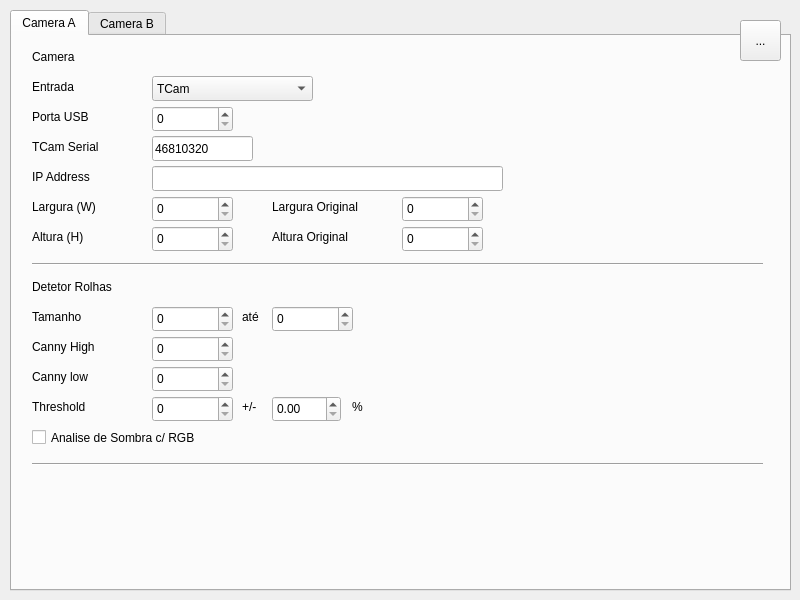
Above: source/mainwindow.ui from tentone/cork before the change. Below: the same form after it.
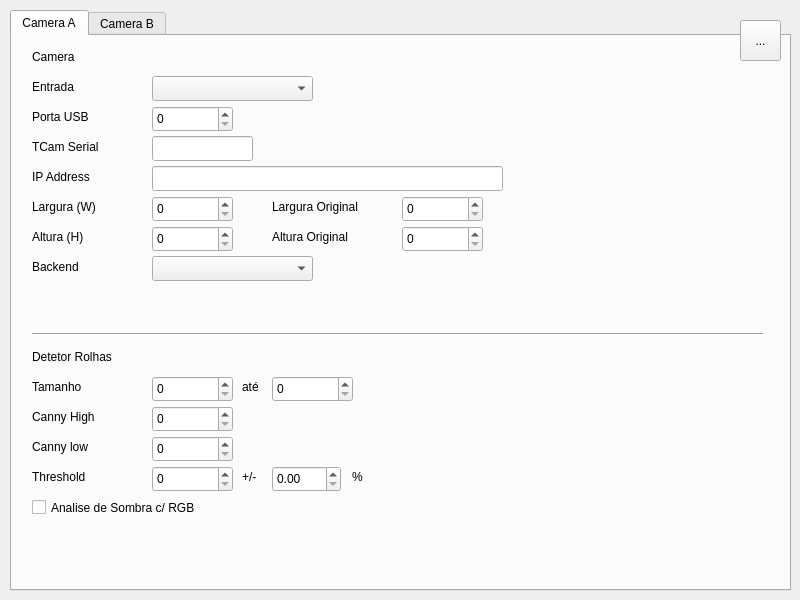
That is the form after the change.

Commit message: Fill settings gui

```diff
--- a/source/mainwindow.ui
+++ b/source/mainwindow.ui
@@ -93,28 +93,8 @@
         </rect>
        </property>
        <property name="currentIndex">
-        <number>3</number>
+        <number>-1</number>
        </property>
-       <item>
-        <property name="text">
-         <string>File</string>
-        </property>
-       </item>
-       <item>
-        <property name="text">
-         <string>USB</string>
-        </property>
-       </item>
-       <item>
-        <property name="text">
-         <string>IP</string>
-        </property>
-       </item>
-       <item>
-        <property name="text">
-         <string>TCam</string>
-        </property>
-       </item>
       </widget>
       <widget class="QLabel" name="tab_a_label_usb">
        <property name="geometry">
@@ -162,7 +142,7 @@
         </rect>
        </property>
        <property name="text">
-        <string>46810320</string>
+        <string/>
        </property>
       </widget>
       <widget class="QLineEdit" name="tab_a_ip">
@@ -241,7 +221,7 @@
        <property name="geometry">
         <rect>
          <x>20</x>
-         <y>220</y>
+         <y>290</y>
          <width>731</width>
          <height>16</height>
         </rect>
@@ -254,7 +234,7 @@
        <property name="geometry">
         <rect>
          <x>20</x>
-         <y>270</y>
+         <y>340</y>
          <width>121</width>
          <height>21</height>
         </rect>
@@ -267,7 +247,7 @@
        <property name="geometry">
         <rect>
          <x>140</x>
-         <y>270</y>
+         <y>340</y>
          <width>81</width>
          <height>26</height>
         </rect>
@@ -277,7 +257,7 @@
        <property name="geometry">
         <rect>
          <x>260</x>
-         <y>270</y>
+         <y>340</y>
          <width>81</width>
          <height>26</height>
         </rect>
@@ -287,7 +267,7 @@
        <property name="geometry">
         <rect>
          <x>230</x>
-         <y>270</y>
+         <y>340</y>
          <width>21</width>
          <height>21</height>
         </rect>
@@ -300,7 +280,7 @@
        <property name="geometry">
         <rect>
          <x>20</x>
-         <y>300</y>
+         <y>370</y>
          <width>121</width>
          <height>21</height>
         </rect>
@@ -313,7 +293,7 @@
        <property name="geometry">
         <rect>
          <x>140</x>
-         <y>300</y>
+         <y>370</y>
          <width>81</width>
          <height>26</height>
         </rect>
@@ -336,7 +316,7 @@
        <property name="geometry">
         <rect>
          <x>20</x>
-         <y>240</y>
+         <y>310</y>
          <width>141</width>
          <height>21</height>
         </rect>
@@ -349,7 +329,7 @@
        <property name="geometry">
         <rect>
          <x>140</x>
-         <y>330</y>
+         <y>400</y>
          <width>81</width>
          <height>26</height>
         </rect>
@@ -359,7 +339,7 @@
        <property name="geometry">
         <rect>
          <x>20</x>
-         <y>330</y>
+         <y>400</y>
          <width>121</width>
          <height>21</height>
         </rect>
@@ -398,7 +378,7 @@
        <property name="geometry">
         <rect>
          <x>20</x>
-         <y>360</y>
+         <y>430</y>
          <width>121</width>
          <height>21</height>
         </rect>
@@ -411,7 +391,7 @@
        <property name="geometry">
         <rect>
          <x>140</x>
-         <y>360</y>
+         <y>430</y>
          <width>81</width>
          <height>26</height>
         </rect>
@@ -421,7 +401,7 @@
        <property name="geometry">
         <rect>
          <x>230</x>
-         <y>360</y>
+         <y>430</y>
          <width>21</width>
          <height>21</height>
         </rect>
@@ -434,7 +414,7 @@
        <property name="geometry">
         <rect>
          <x>260</x>
-         <y>360</y>
+         <y>430</y>
          <width>69</width>
          <height>26</height>
         </rect>
@@ -444,7 +424,7 @@
        <property name="geometry">
         <rect>
          <x>340</x>
-         <y>360</y>
+         <y>430</y>
          <width>21</width>
          <height>21</height>
         </rect>
@@ -477,7 +457,7 @@
        <property name="geometry">
         <rect>
          <x>20</x>
-         <y>390</y>
+         <y>460</y>
          <width>261</width>
          <height>23</height>
         </rect>
@@ -492,17 +472,30 @@
         <bool>false</bool>
        </property>
       </widget>
-      <widget class="Line" name="tab_a_separator_2">
+      <widget class="QLabel" name="tab_a_label_video_backend">
        <property name="geometry">
         <rect>
          <x>20</x>
-         <y>420</y>
-         <width>731</width>
-         <height>16</height>
+         <y>220</y>
+         <width>121</width>
+         <height>21</height>
         </rect>
        </property>
-       <property name="orientation">
-        <enum>Qt::Horizontal</enum>
+       <property name="text">
+        <string>Backend</string>
+       </property>
+      </widget>
+      <widget class="QComboBox" name="tab_a_video_backend">
+       <property name="geometry">
+        <rect>
+         <x>140</x>
+         <y>220</y>
+         <width>161</width>
+         <height>25</height>
+        </rect>
+       </property>
+       <property name="currentIndex">
+        <number>-1</number>
        </property>
       </widget>
      </widget>
```
Left out of the diff: 22 changed lines with no effect on the pictures. The commit also changes 2 other files.
